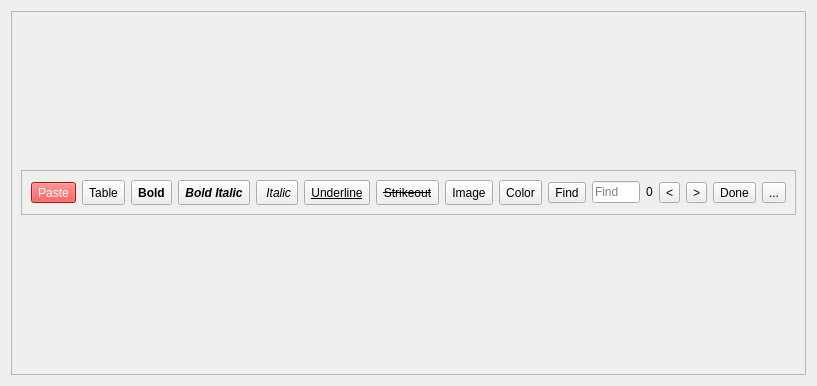
Qt form src/Notes/Notes.ui (ic005k/Knot) before a commit.
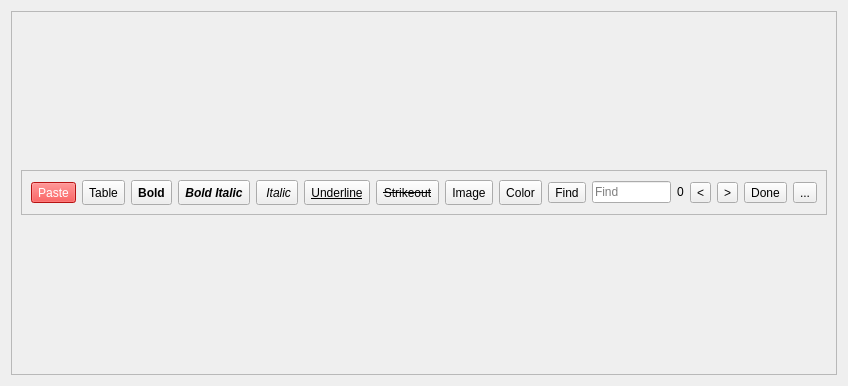
The same form after that commit. Icons and pictures are not drawn.

Patch:
```diff
--- a/src/Notes/Notes.ui
+++ b/src/Notes/Notes.ui
@@ -6,7 +6,7 @@
    <rect>
     <x>0</x>
     <y>0</y>
-    <width>817</width>
+    <width>848</width>
     <height>386</height>
    </rect>
   </property>
@@ -578,8 +578,8 @@
              </property>
              <property name="iconSize">
               <size>
-               <width>17</width>
-               <height>17</height>
+               <width>20</width>
+               <height>20</height>
               </size>
              </property>
              <property name="shortcut">
```
